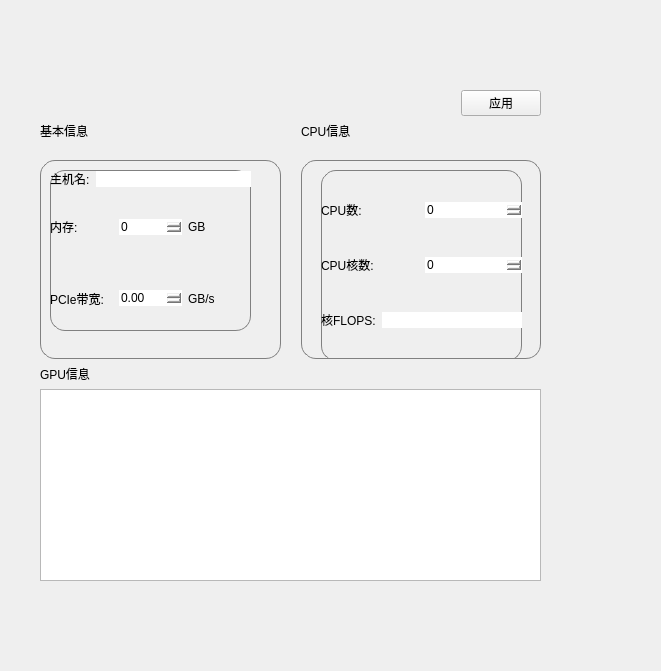
Before: the Qt Designer form component/hostinfo.ui in tocods/jobSimQt, drawn with Qt 5.
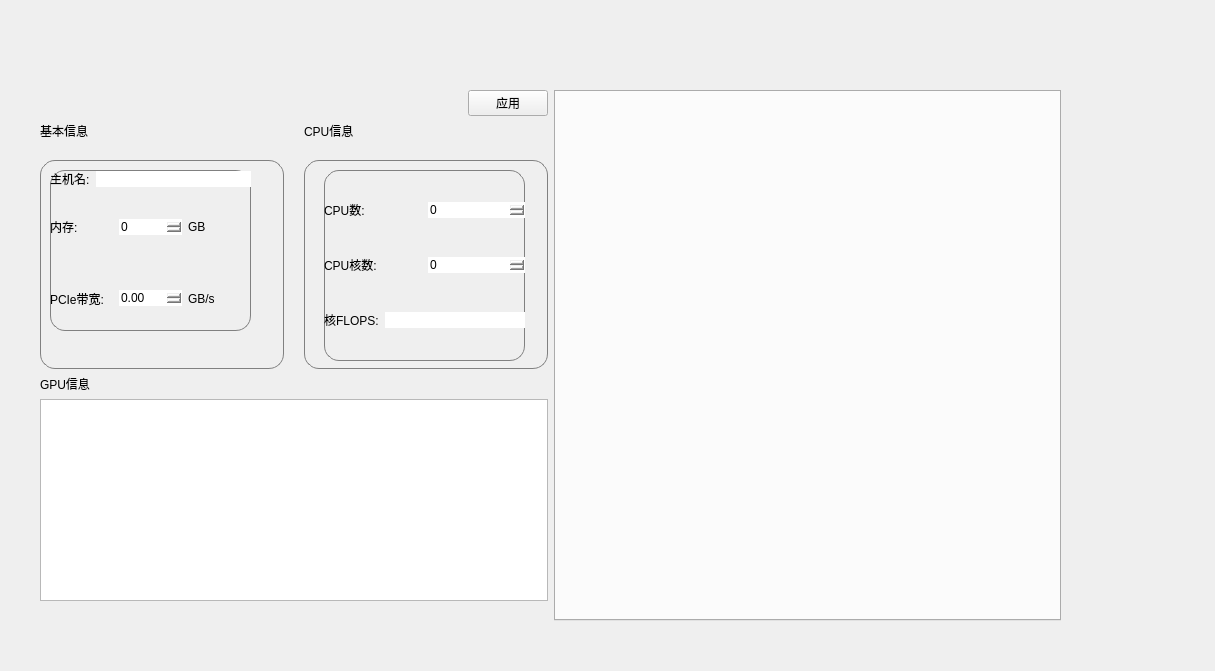
After: the same form once the commit is applied. Icons and pictures are not drawn.

What changed in the file:
```diff
--- a/component/hostinfo.ui
+++ b/component/hostinfo.ui
@@ -6,7 +6,7 @@
    <rect>
     <x>0</x>
     <y>0</y>
-    <width>661</width>
+    <width>1215</width>
     <height>671</height>
    </rect>
   </property>
@@ -16,15 +16,17 @@
   <property name="styleSheet">
    <string notr="true"/>
   </property>
-  <widget class="QWidget" name="">
+  <widget class="QWidget" name="layoutWidget">
    <property name="geometry">
     <rect>
      <x>40</x>
      <y>90</y>
-     <width>501</width>
-     <height>511</height>
+     <width>1021</width>
+     <height>531</height>
     </rect>
    </property>
+   <layout class="QHBoxLayout" name="horizontalLayout_10" stretch="1,1">
+    <item>
    <layout class="QVBoxLayout" name="verticalLayout_7" stretch="1,20">
     <item>
      <layout class="QHBoxLayout" name="horizontalLayout_9" stretch="10,1">
@@ -272,7 +274,7 @@
          </widget>
         </item>
         <item>
-         <widget class="QTableView" name="gputable"/>
+           <widget class="QTableWidget" name="gputable"/>
         </item>
         <item>
          <layout class="QHBoxLayout" name="horizontalLayout_8" stretch="10,1">
@@ -303,6 +305,11 @@
        </layout>
       </item>
      </layout>
+      </item>
+     </layout>
+    </item>
+    <item>
+     <widget class="QTabWidget" name="shows"/>
     </item>
    </layout>
   </widget>
```
Left out of the diff: 4 changed lines with no effect on the pictures. Lines whose indentation alone changed are shown as unchanged.
